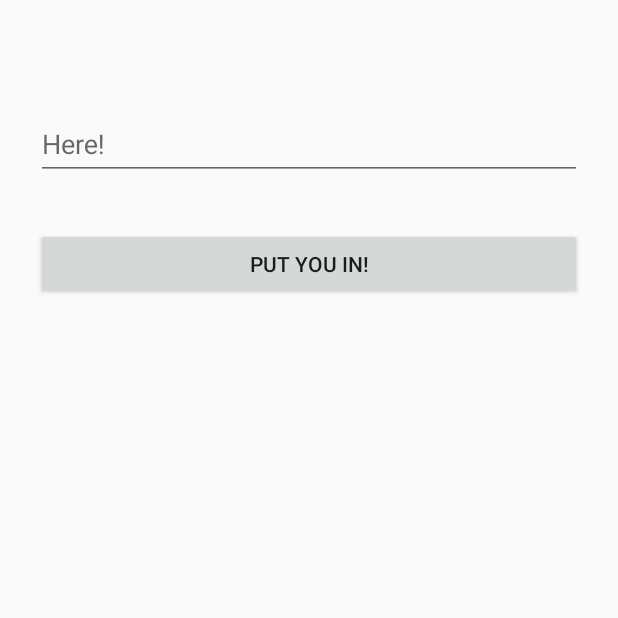
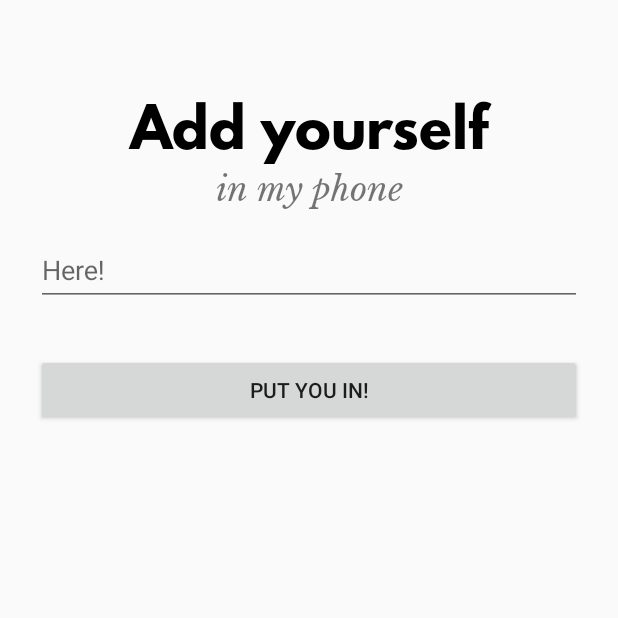
Before and after one commit to LaquerreHugo/Ay, an Android app: the screen it shows after launch (PutActivity), on a phone screen of 412 x 824 dp, the top half of it. Run offline under Robolectric (Android 15) with nearby library versions, the phone set to English and light mode, and no system bars; our stand-ins replace ButterKnife.

Commit message:
Add logo

```diff
--- a/app/src/main/java/com/laquerrehugo/app/ay/views/PutActivity.java
+++ b/app/src/main/java/com/laquerrehugo/app/ay/views/PutActivity.java
@@ -1,6 +1,8 @@
 package com.laquerrehugo.app.ay.views;
 
 import android.app.Activity;
+import android.content.res.AssetManager;
+import android.graphics.Typeface;
 import android.os.Bundle;
 import android.support.annotation.Nullable;
 import android.support.design.widget.TextInputLayout;
@@ -8,6 +10,7 @@ import android.text.TextUtils;
 import android.view.inputmethod.EditorInfo;
 import android.widget.Button;
 import android.widget.EditText;
+import android.widget.TextView;
 
 import com.laquerrehugo.app.ay.R;
 import com.laquerrehugo.app.ay.models.Contact;
@@ -29,6 +32,9 @@ public class PutActivity extends Activity {
     @BindString(R.string.put_input_hint_focus) String FocusedHint;
 
     //Views
+    @BindView(R.id.title) TextView Title;
+    @BindView(R.id.subtitle) TextView Subtitle;
+
     @BindView(R.id.input) EditText Input;
     @BindView(R.id.input_layout) TextInputLayout InputLayout;
     @BindView(R.id.submit) Button Submit;
@@ -44,13 +50,23 @@ public class PutActivity extends Activity {
 
         bind();
         inject();
-        //init();
+        init();
+    }
+    private void bind() {
+        ButterKnife.bind(this);
     }
     private void inject() {
         Contacts = new Contacts(this); //Todo: Dependency injection
     }
-    private void bind() {
-        ButterKnife.bind(this);
+    private void init() {
+        //Load fonts for the logo
+        AssetManager assets = getApplicationContext().getAssets();
+        Typeface leagueSpartan = Typeface.createFromAsset(assets, "fonts/LeagueSpartan-Bold.otf");
+        Typeface libreBaskerville = Typeface.createFromAsset(assets, "fonts/LibreBaskerville-Italic.ttf");
+
+        //Set the fonts
+        Title.setTypeface(leagueSpartan);
+        Subtitle.setTypeface(libreBaskerville);
     }
 
     //Events
--- a/app/src/main/res/layout/activity_put.xml
+++ b/app/src/main/res/layout/activity_put.xml
@@ -10,6 +10,10 @@
     android:focusable="true"
     android:focusableInTouchMode="true">
 
+    <!-- App logo -->
+    <include layout="@layout/layout_logo" />
+
+    <!-- Input field -->
     <android.support.design.widget.TextInputLayout
         android:id="@+id/input_layout"
         android:layout_width="match_parent"
@@ -28,6 +32,7 @@
             android:hint="@string/put_input_hint" />
     </android.support.design.widget.TextInputLayout>
 
+    <!-- Submit button -->
     <Button
         android:id="@+id/submit"
         android:layout_width="fill_parent"
--- /dev/null
+++ b/app/src/main/res/layout/layout_logo.xml
@@ -0,0 +1,26 @@
+<?xml version="1.0" encoding="utf-8"?>
+<LinearLayout xmlns:android="http://schemas.android.com/apk/res/android"
+    android:id="@+id/logo"
+    android:orientation="vertical"
+    android:layout_width="match_parent"
+    android:layout_height="wrap_content">
+
+    <TextView
+        android:id="@+id/title"
+        android:layout_width="match_parent"
+        android:layout_height="wrap_content"
+        android:fontFamily="sans-serif-condensed"
+        android:text="Add yourself"
+        android:textAlignment="center"
+        android:textColor="@android:color/black"
+        android:textSize="36sp" />
+
+    <TextView
+        android:id="@+id/subtitle"
+        android:layout_width="match_parent"
+        android:layout_height="wrap_content"
+        android:fontFamily="serif"
+        android:text="in my phone"
+        android:textAlignment="center"
+        android:textSize="22sp" />
+</LinearLayout>
```
Also changed, not shown: app/src/main/assets/fonts/LeagueSpartan-Bold.otf (added), app/src/main/assets/fonts/LibreBaskerville-Italic.ttf (added).
